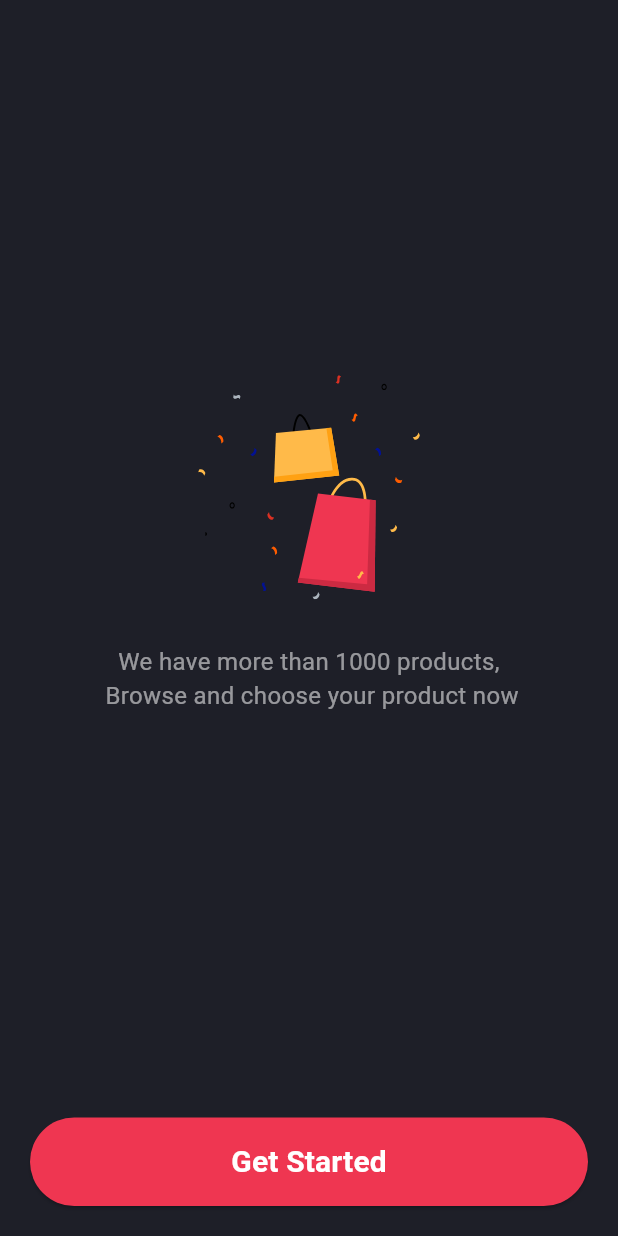
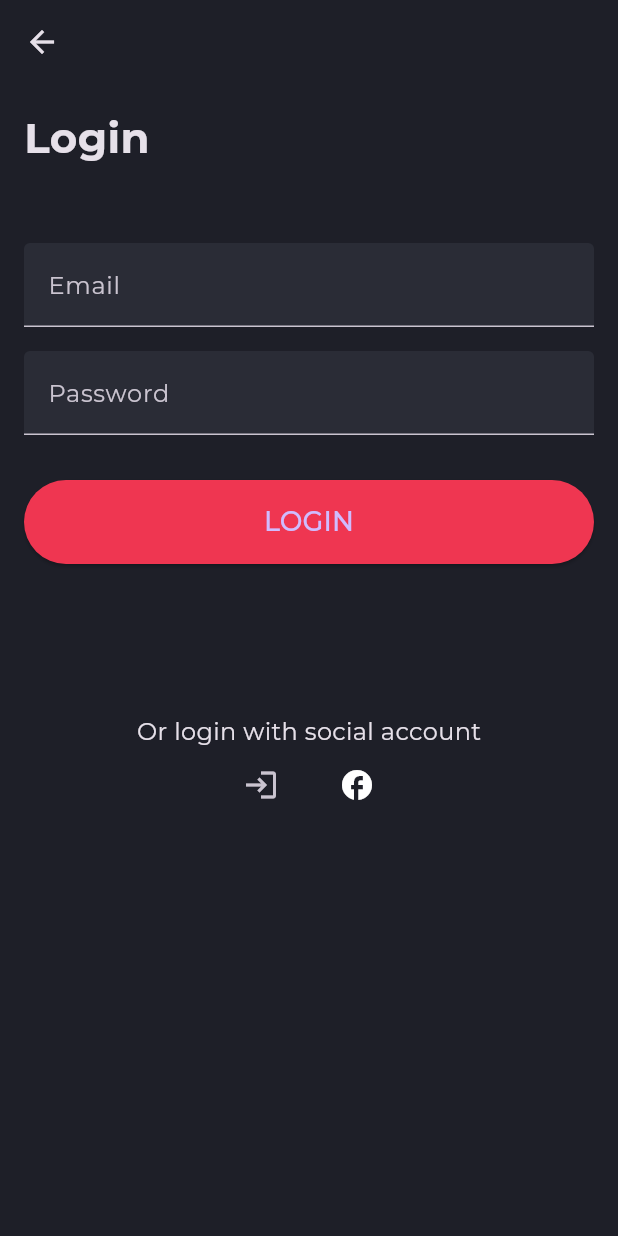
Before and after one commit to abdullahalhakimi/flutter_ecommerce_app_ui, a Flutter app: the screen it shows after launch, after a tap on "Get Started", on a phone screen of 412 x 824 dp. Run offline on Flutter 3.47's test engine with Material 3 defaults, Android fonts, the phone set to English and light mode, and no system bars; our stand-ins replace dio, equatable, flutter_bloc, flutter_svg, go_router, google_fonts.

Commit message:
add login Screen

```diff
--- /dev/null
+++ b/lib/core/utils/app_routes.dart
@@ -0,0 +1,53 @@
+import 'package:flutter/material.dart';
+import 'package:flutter_ecommerce_app_ui/ui/getStarted/get_started.dart';
+import 'package:flutter_ecommerce_app_ui/ui/home/home_screen.dart';
+import 'package:flutter_ecommerce_app_ui/ui/login/login_screen.dart';
+import 'package:flutter_ecommerce_app_ui/ui/singup/singup_screen.dart';
+import 'package:go_router/go_router.dart';
+
+abstract class AppRoutes {
+  static const loginScreen = "/loginScreen";
+  static const singUpScreen = "/singUpScreen";
+  static const homeScreen = "/homeScreen";
+  static final GoRouter router = GoRouter(
+    routes: <RouteBase>[
+      GoRoute(
+        path: '/',
+        builder: (BuildContext context, GoRouterState state) {
+          return const GetStartedScreen();
+        },
+        routes: <RouteBase>[
+          GoRoute(
+            path: 'singUpScreen',
+            builder: (BuildContext context, GoRouterState state) {
+              return const SingUpScreen();
+            },
+          ),
+          GoRoute(
+            path: 'loginScreen',
+            builder: (BuildContext context, GoRouterState state) {
+              return const LoginScreen();
+            },
+          ),
+          // GoRoute(
+          //   path: 'singUpScreen',
+          //   builder: (BuildContext context, GoRouterState state) {
+          //     return  BlocProvider(
+          //       create: (context) => SimilarBooksCubit(getIt.get<HomeRepoImpl>()),
+          //       child:  BookDetailsView(
+          //         bookModel: state.extra as BookModel,
+          //       ),
+          //     );
+          //   },
+          // ), //Will use later
+          GoRoute(
+            path: 'homeScreen',
+            builder: (BuildContext context, GoRouterState state) {
+              return const HomeScreen();
+            },
+          ),
+        ],
+      ),
+    ],
+  );
+}
--- a/lib/main.dart
+++ b/lib/main.dart
@@ -1,7 +1,9 @@
 import 'package:flutter/material.dart';
 import 'package:flutter/services.dart';
 import 'package:flutter_ecommerce_app_ui/core/utils/colors.dart';
-import 'package:flutter_ecommerce_app_ui/ui/getStarted/get_started.dart';
+import 'package:google_fonts/google_fonts.dart';
+
+import 'core/utils/app_routes.dart';
 
 void main() {
   WidgetsFlutterBinding.ensureInitialized();
@@ -19,14 +21,13 @@ class MyApp extends StatelessWidget {
 
   @override
   Widget build(BuildContext context) {
-    return MaterialApp(
-      title: 'E-Commerce App',
-      theme: ThemeData(
-        colorScheme: ColorScheme.fromSeed(seedColor: Colors.deepPurple),
-        useMaterial3: true,
+    return MaterialApp.router(
+      routerConfig: AppRoutes.router,
+      debugShowCheckedModeBanner: false,
+      theme: ThemeData.dark().copyWith(
+        scaffoldBackgroundColor: primary,
+        textTheme: GoogleFonts.montserratTextTheme(ThemeData.dark().textTheme),
       ),
-      home: const GetStartedScreen(),
-      debugShowCheckedModeBanner: false,
     );
   }
 }
--- a/lib/ui/getStarted/get_started.dart
+++ b/lib/ui/getStarted/get_started.dart
@@ -1,8 +1,11 @@
 import 'package:flutter/material.dart';
+import 'package:flutter_bloc/flutter_bloc.dart';
 import 'package:flutter_ecommerce_app_ui/core/utils/colors.dart';
+import 'package:flutter_svg/flutter_svg.dart';
 import 'package:flutter_svg/svg.dart';
-import 'package:flutter_bloc/flutter_bloc.dart';
-import 'package:flutter_svg/flutter_svg.dart';
+import 'package:go_router/go_router.dart';
+
+import '../../core/utils/app_routes.dart';
 import 'get_started_bloc.dart';
 
 class GetStartedScreen extends StatelessWidget {
@@ -31,7 +34,7 @@ class GetStartedScreen extends StatelessWidget {
                           ),
                           const SizedBox(height: 30.0),
                           const Text(
-            "We have more than 1000 products, \n Browse and choose your product now",
+                            "We have more than 1000 products, \n Browse and choose your product now",
                             textAlign: TextAlign.center,
                             style: TextStyle(
                               fontSize: 16.0,
@@ -46,7 +49,7 @@ class GetStartedScreen extends StatelessWidget {
                     padding: const EdgeInsets.all(20.0),
                     child: ElevatedButton(
                       onPressed: () {
-                        // Navigation logic here
+                        context.go(AppRoutes.loginScreen);
                       },
                       style: ElevatedButton.styleFrom(
                         backgroundColor: primary, // Red button color
--- a/lib/ui/login/login.dart
+++ b/lib/ui/home/home_screen.dart
@@ -1,14 +1,14 @@
 import 'package:flutter/material.dart';
 import 'package:flutter_ecommerce_app_ui/core/utils/colors.dart';
 
-class Login extends StatefulWidget {
-  const Login({super.key});
+class HomeScreen extends StatefulWidget {
+  const HomeScreen({super.key});
 
   @override
-  State<Login> createState() => _LoginState();
+  State<HomeScreen> createState() => _HomeScreenState();
 }
 
-class _LoginState extends State<Login> {
+class _HomeScreenState extends State<HomeScreen> {
   int _counter = 0;
 
   void _incrementCounter() {
--- /dev/null
+++ b/lib/ui/login/login_bloc.dart
@@ -0,0 +1,139 @@
+
+import 'package:equatable/equatable.dart';
+import 'package:flutter_bloc/flutter_bloc.dart';
+
+abstract class LoginEvent extends Equatable {
+  const LoginEvent();
+
+  @override
+  List<Object?> get props => [];
+}
+
+class EmailChanged extends LoginEvent {
+  final String email;
+
+  const EmailChanged(this.email);
+
+  @override
+  List<Object?> get props => [email];
+}
+
+class PasswordChanged extends LoginEvent {
+  final String password;
+
+  const PasswordChanged(this.password);
+
+  @override
+  List<Object?> get props => [password];
+}
+
+class LoginSubmitted extends LoginEvent {}
+
+class LoginState extends Equatable {
+  final String email;
+  final String password;
+  final bool isEmailValid;
+  final bool isPasswordValid;
+  final bool isSubmitting;
+  final bool isSuccess;
+  final bool isFailure;
+
+  const LoginState({
+    required this.email,
+    required this.password,
+    required this.isEmailValid,
+    required this.isPasswordValid,
+    required this.isSubmitting,
+    required this.isSuccess,
+    required this.isFailure,
+  });
+
+  bool get isFormValid => isEmailValid && isPasswordValid;
+
+  factory LoginState.initial() {
+    return const LoginState(
+      email: '',
+      password: '',
+      isEmailValid: true,
+      isPasswordValid: true,
+      isSubmitting: false,
+      isSuccess: false,
+      isFailure: false,
+    );
+  }
+
+  LoginState copyWith({
+    String? email,
+    String? password,
+    bool? isEmailValid,
+    bool? isPasswordValid,
+    bool? isSubmitting,
+    bool? isSuccess,
+    bool? isFailure,
+  }) {
+    return LoginState(
+      email: email ?? this.email,
+      password: password ?? this.password,
+      isEmailValid: isEmailValid ?? this.isEmailValid,
+      isPasswordValid: isPasswordValid ?? this.isPasswordValid,
+      isSubmitting: isSubmitting ?? this.isSubmitting,
+      isSuccess: isSuccess ?? this.isSuccess,
+      isFailure: isFailure ?? this.isFailure,
+    );
+  }
+
+  @override
+  List<Object?> get props => [
+    email,
+    password,
+    isEmailValid,
+    isPasswordValid,
+    isSubmitting,
+    isSuccess,
+    isFailure,
+  ];
+}
+
+class LoginBloc extends Bloc<LoginEvent, LoginState> {
+  LoginBloc() : super(LoginState.initial());
+
+  Stream<LoginState> mapEventToState(LoginEvent event) async* {
+    if (event is EmailChanged) {
+      yield state.copyWith(
+        email: event.email,
+        isEmailValid: _isEmailValid(event.email),
+      );
+    } else if (event is PasswordChanged) {
+      yield state.copyWith(
+        password: event.password,
+        isPasswordValid: _isPasswordValid(event.password),
+      );
+    } else if (event is LoginSubmitted) {
+      yield* _mapLoginSubmittedToState();
+    }
+  }
+
+  Stream<LoginState> _mapLoginSubmittedToState() async* {
+    if (state.isFormValid) {
+      yield state.copyWith(isSubmitting: true);
+
+      try {
+        // Simulate login process
+        await Future.delayed(const Duration(seconds: 5));
+        yield state.copyWith(isSuccess: true);
+      } catch (_) {
+        yield state.copyWith(isFailure: true);
+      } finally {
+        yield state.copyWith(isSubmitting: false);
+      }
+    }
+  }
+
+  bool _isEmailValid(String email) {
+    return email.contains('@');
+  }
+
+  bool _isPasswordValid(String password) {
+    return password.length > 6;
+  }
+}
--- /dev/null
+++ b/lib/ui/login/login_screen.dart
@@ -0,0 +1,119 @@
+import 'package:flutter/material.dart';
+import 'package:flutter_bloc/flutter_bloc.dart';
+import 'package:flutter_ecommerce_app_ui/core/utils/colors.dart';
+
+import 'login_bloc.dart';
+
+class LoginScreen extends StatelessWidget {
+  const LoginScreen({super.key});
+
+  @override
+  Widget build(BuildContext context) {
+    return BlocProvider(
+      create: (context) => LoginBloc(),
+      child: Scaffold(
+        backgroundColor: background,
+        appBar: AppBar(backgroundColor: background),
+        body: Padding(
+          padding: const EdgeInsets.all(16.0),
+          child: BlocBuilder<LoginBloc, LoginState>(
+            builder: (context, state) {
+              return Column(
+                mainAxisAlignment: MainAxisAlignment.start,
+                crossAxisAlignment: CrossAxisAlignment.start,
+                children: [
+                  const Text(
+                    "Login",
+                    textAlign: TextAlign.start,
+                    style: TextStyle(fontSize: 28, fontWeight: FontWeight.bold),
+                  ),
+                  const SizedBox(height: 50.0),
+                  TextField(
+                    onChanged: (value) =>
+                        context.read<LoginBloc>().add(EmailChanged(value)),
+                    decoration: InputDecoration(
+                      filled: true,
+                      fillColor: dark,
+                      labelText: 'Email',
+                      errorText: state.isEmailValid ? null : 'Invalid Email',
+                    ),
+                  ),
+                  const SizedBox(height: 16),
+                  TextField(
+                    onChanged: (value) =>
+                        context.read<LoginBloc>().add(PasswordChanged(value)),
+                    decoration: InputDecoration(
+                      filled: true,
+                      fillColor: dark,
+                      labelText: 'Password',
+                      errorText:
+                          state.isPasswordValid ? null : 'Invalid Password',
+                    ),
+                    obscureText: true,
+                  ),
+                  const SizedBox(height: 30),
+                  state.isSubmitting
+                      ? const CircularProgressIndicator()
+                      : ElevatedButton(
+                          onPressed: () {
+                            context.read<LoginBloc>().add(LoginSubmitted());
+                          },
+                          style: ElevatedButton.styleFrom(
+                            backgroundColor: primary, // Red button color
+                            padding: const EdgeInsets.symmetric(
+                                horizontal: 50.0, vertical: 15.0),
+                            shape: RoundedRectangleBorder(
+                              borderRadius: BorderRadius.circular(30.0),
+                            ),
+                            minimumSize: (const Size(450, 50)),
+                          ),
+                          child: const Text(
+                            'LOGIN',
+                            style: TextStyle(fontSize: 18),
+                          ),
+                        ),
+                  if (state.isFailure) ...[
+                    const SizedBox(height: 16),
+                    const Text(
+                      'Login Failed',
+                      style: TextStyle(color: Colors.red),
+                    ),
+                  ],
+                  const SizedBox(height: 100),
+                  Column(
+                      mainAxisAlignment: MainAxisAlignment.center,
+                      children: [
+                        const Text(
+                          "Or login with social account",
+                          textAlign: TextAlign.start,
+                          style: TextStyle(
+                            fontSize: 16,
+                          ),
+                        ),
+                        Row(
+                          mainAxisAlignment: MainAxisAlignment.center,
+                          children: [
+                            IconButton(
+                              onPressed: () {},
+                              icon: const Icon(Icons.login),
+                            ),
+                            const SizedBox(width: 16),
+                            IconButton(
+                              onPressed: () {
+                                // Handle Facebook login
+                              },
+                              icon: const Icon(Icons.facebook,
+                                  color: Colors.white),
+                            ),
+                          ],
+                        )
+                      ]),
+                ],
+              );
+            },
+          ),
+        ),
+      ),
+    );
+  }
+}
--- a/pubspec.yaml
+++ b/pubspec.yaml
@@ -38,6 +38,10 @@ dependencies:
   dio: ^5.4.1
   flutter_svg: ^2.0.7
   flutter_bloc: ^8.0.1
+  equatable: ^2.0.5
+  go_router: ^13.2.0
+  google_fonts: ^6.1.0
+
 
 
 dev_dependencies:
```
Also changed, not shown: pubspec.lock, 2 other files.
